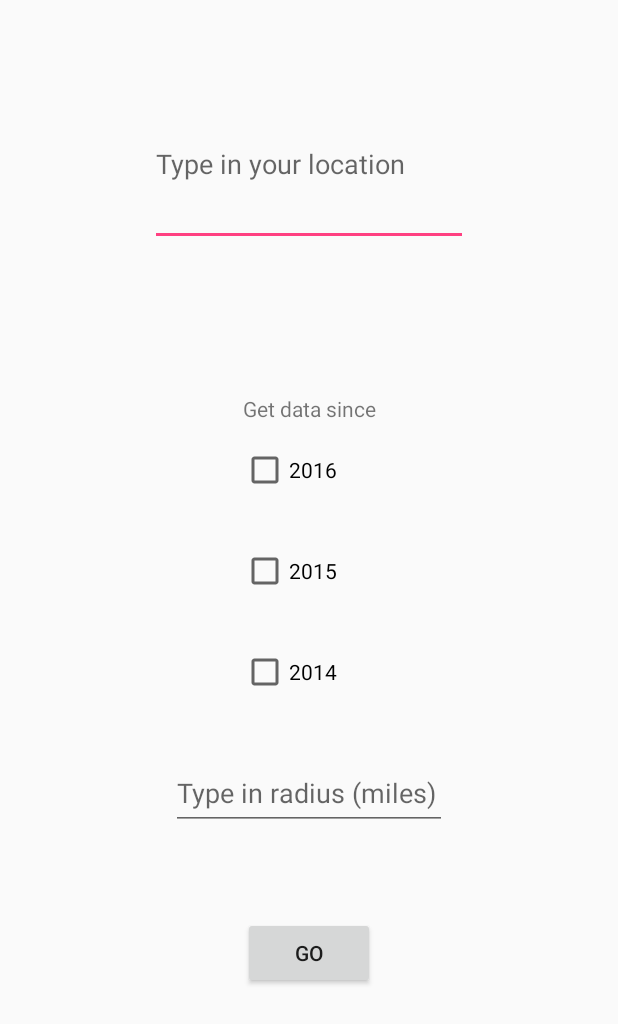
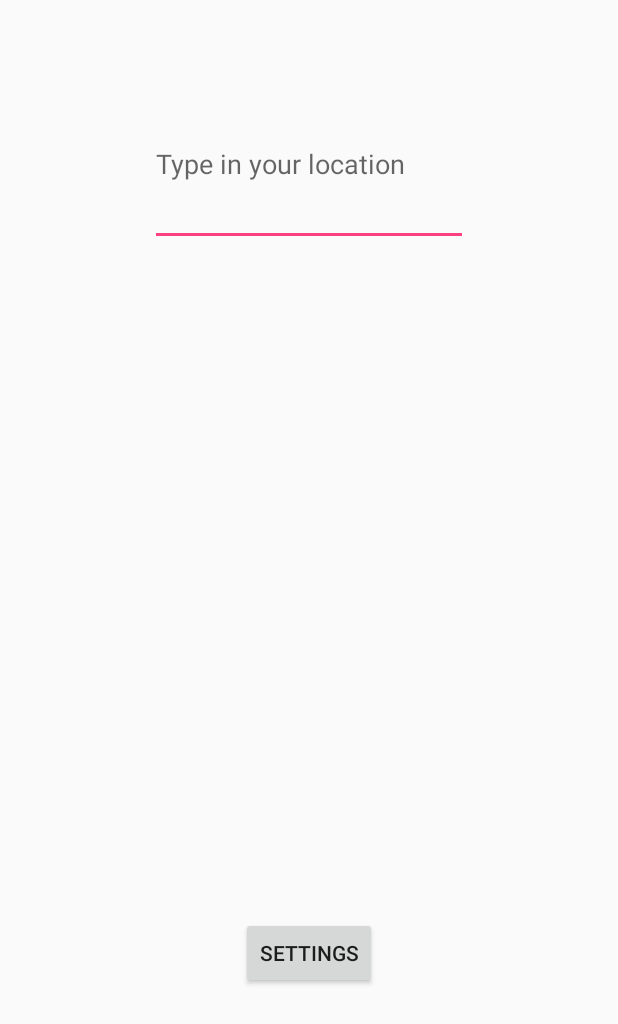
Before and after one commit to joe-spall/Lighthouse-Android, an Android app: the screen it shows after launch (MainActivity), on a phone screen of 412 x 824 dp. Shown: the top 1024 px of the screen. Run offline under Robolectric (Android 15) with nearby library versions, the phone set to English and light mode, and no system bars; libraries missing offline, so code that uses them is left out: com.mapbox.mapboxsdk.

Commit message:
What have I done
*Attempted to add preference page
*Attempted to create custom slide bar preference for crime radius
*Added a cutey settings button
*Added a preference xml sheet

```diff
--- a/SafeSpot/app/build.gradle
+++ b/SafeSpot/app/build.gradle
@@ -28,6 +28,7 @@ dependencies {
     androidTestCompile('com.android.support.test.espresso:espresso-core:2.2.2', {
         exclude group: 'com.android.support', module: 'support-annotations'
     })
+    compile 'com.android.support:preference-v7:23.4.0'
     compile 'com.android.support:appcompat-v7:25.3.1'
     compile 'com.android.support.constraint:constraint-layout:1.0.2'
     compile('com.mapbox.mapboxsdk:mapbox-android-sdk:5.0.2@aar') {
--- a/SafeSpot/app/src/main/java/com/example/michaelaki/safespot/MainActivity.java
+++ b/SafeSpot/app/src/main/java/com/example/michaelaki/safespot/MainActivity.java
@@ -57,7 +57,6 @@ public class MainActivity extends Activity implements OnItemClickListener, OnCli
     private static ArrayList<String> latlong = new ArrayList();
     private double latitude,longitude;
     //TODO make a dropdown instead of checkbox
-    private CheckBox check2014,check2015, check2016;
     private static int year;
     private boolean done = false;
     private double danger;
@@ -72,11 +71,9 @@ public class MainActivity extends Activity implements OnItemClickListener, OnCli
         super.onCreate(savedInstanceState);
         setContentView(R.layout.activity_main);
         autoCompView = (AutoCompleteTextView) findViewById(R.id.autoCompleteTextView);
-        Button start = (Button) findViewById(R.id.button);
-        start.setOnClickListener(this);
-        check2015 = (CheckBox) findViewById(R.id.checkBox);
-        check2014 = (CheckBox) findViewById(R.id.checkBox2);
-        check2016 = (CheckBox) findViewById(R.id.checkBox3);
+        Button settings = (Button) findViewById(R.id.settings);
+        settings.setOnClickListener(this);
+
         autoCompView.setAdapter(new GooglePlacesAutocompleteAdapter(this, R.layout.list_item));
         autoCompView.setOnItemClickListener(this);
 
@@ -91,14 +88,13 @@ public class MainActivity extends Activity implements OnItemClickListener, OnCli
 
     @Override
     public void onClick(View v) {
-        if (v.getId() == R.id.button) {
-            if (check2014.isChecked()) {
-                year = 2014;
-            } else if (check2015.isChecked()) {
-                year = 2015;
-            } else {
-                year = 2016;
-            }
+
+
+
+        if (v.getId() == R.id.settings) {
+            setContentView(R.layout.preferences);
+
+         /*
             EditText radiusFinder = (EditText) findViewById(R.id.editText);
             radius = Double.parseDouble(radiusFinder.getText().toString());
             Thread thread = new Thread(new Runnable() {
@@ -141,6 +137,7 @@ public class MainActivity extends Activity implements OnItemClickListener, OnCli
             }
             setContentView(R.layout.scores);
             DecimalFormat df = new DecimalFormat("####0.00");
+            */
         }
     }
 
--- a/SafeSpot/app/src/main/res/layout/activity_main.xml
+++ b/SafeSpot/app/src/main/res/layout/activity_main.xml
@@ -7,18 +7,18 @@
     tools:context="com.example.michaelaki.safespot.MainActivity">
 
     <Button
-        android:id="@+id/button"
+        android:id="@+id/settings"
         android:layout_width="wrap_content"
         android:layout_height="wrap_content"
-        android:text="Go"
+        android:layout_marginBottom="8dp"
+        android:layout_marginLeft="8dp"
         android:layout_marginRight="8dp"
+        android:layout_marginTop="8dp"
+        android:text="Settings"
+        app:layout_constraintBottom_toBottomOf="parent"
+        app:layout_constraintLeft_toLeftOf="parent"
         app:layout_constraintRight_toRightOf="parent"
-        android:layout_marginLeft="8dp"
-        app:layout_constraintLeft_toLeftOf="parent"
-        app:layout_constraintBottom_toBottomOf="parent"
-        android:layout_marginBottom="8dp"
         app:layout_constraintTop_toTopOf="parent"
-        android:layout_marginTop="8dp"
         app:layout_constraintVertical_bias="0.794" />
 
     <AutoCompleteTextView
@@ -37,84 +37,6 @@
         app:layout_constraintTop_toTopOf="parent"
         app:layout_constraintVertical_bias="0.067" />
 
-    <TextView
-        android:id="@+id/textView"
-        android:layout_width="wrap_content"
-        android:layout_height="wrap_content"
-        android:layout_marginBottom="8dp"
-        android:layout_marginLeft="8dp"
-        android:layout_marginRight="8dp"
-        android:layout_marginTop="8dp"
-        android:text="Get data since"
-        app:layout_constraintBottom_toTopOf="@+id/button"
-        app:layout_constraintLeft_toLeftOf="parent"
-        app:layout_constraintRight_toRightOf="parent"
-        app:layout_constraintTop_toTopOf="parent"
-        app:layout_constraintVertical_bias="0.442" />
 
-    <CheckBox
-        android:id="@+id/checkBox"
-        android:layout_width="wrap_content"
-        android:layout_height="wrap_content"
-        android:text="2015"
-        android:layout_marginRight="8dp"
-        app:layout_constraintRight_toRightOf="parent"
-        android:layout_marginLeft="8dp"
-        app:layout_constraintLeft_toLeftOf="parent"
-        app:layout_constraintBottom_toBottomOf="parent"
-        android:layout_marginBottom="8dp"
-        app:layout_constraintTop_toTopOf="parent"
-        android:layout_marginTop="8dp"
-        app:layout_constraintVertical_bias="0.46"
-        app:layout_constraintHorizontal_bias="0.46" />
-
-    <CheckBox
-        android:id="@+id/checkBox2"
-        android:layout_width="wrap_content"
-        android:layout_height="wrap_content"
-        android:text="2014"
-        android:layout_marginRight="8dp"
-        app:layout_constraintRight_toRightOf="parent"
-        android:layout_marginLeft="8dp"
-        app:layout_constraintLeft_toLeftOf="parent"
-        app:layout_constraintTop_toTopOf="parent"
-        android:layout_marginTop="8dp"
-        app:layout_constraintBottom_toBottomOf="parent"
-        android:layout_marginBottom="8dp"
-        app:layout_constraintHorizontal_bias="0.46"
-        app:layout_constraintVertical_bias="0.546" />
-
-    <EditText
-        android:id="@+id/editText"
-        android:layout_width="184dp"
-        android:layout_height="49dp"
-        android:ems="10"
-        android:inputType="textPersonName"
-        android:hint="Type in radius (miles)"
-        android:layout_marginRight="8dp"
-        app:layout_constraintRight_toRightOf="parent"
-        android:layout_marginLeft="8dp"
-        app:layout_constraintLeft_toLeftOf="parent"
-        app:layout_constraintBottom_toBottomOf="parent"
-        android:layout_marginBottom="8dp"
-        app:layout_constraintTop_toTopOf="parent"
-        android:layout_marginTop="8dp"
-        app:layout_constraintVertical_bias="0.654" />
-
-    <CheckBox
-        android:id="@+id/checkBox3"
-        android:layout_width="wrap_content"
-        android:layout_height="wrap_content"
-        android:layout_marginBottom="8dp"
-        android:layout_marginLeft="8dp"
-        android:layout_marginRight="8dp"
-        android:layout_marginTop="8dp"
-        android:text="2016"
-        app:layout_constraintBottom_toBottomOf="parent"
-        app:layout_constraintLeft_toLeftOf="parent"
-        app:layout_constraintRight_toRightOf="parent"
-        app:layout_constraintTop_toTopOf="parent"
-        app:layout_constraintVertical_bias="0.373"
-        app:layout_constraintHorizontal_bias="0.46" />
 
 </android.support.constraint.ConstraintLayout>
--- a/SafeSpot/app/src/main/res/layout/preferences.xml
+++ b/SafeSpot/app/src/main/res/layout/preferences.xml
@@ -2,4 +2,5 @@
 <PreferenceScreen xmlns:android="http://schemas.android.com/apk/res/android"
     android:layout_width="match_parent" android:layout_height="match_parent">
 
+
 </PreferenceScreen>
--- /dev/null
+++ b/SafeSpot/app/src/main/res/values/preference_keys.xml
@@ -0,0 +1,4 @@
+<?xml version="1.0" encoding="utf-8"?>
+<resources>
+    <string name="pref_pref1" translatable="false">pref_pref1</string>
+</resources>
--- a/SafeSpot/app/src/main/res/values/strings.xml
+++ b/SafeSpot/app/src/main/res/values/strings.xml
@@ -1,3 +1,7 @@
 <resources>
     <string name="app_name">SafeSpot</string>
+
+    <string name="pref_catg_1">Lighthouse</string>
+    <string name="pref_dist_sum">Controls the crime search radius</string>
+    <string name="pref_dist_title">Controls the crime search radius</string>
 </resources>
--- a/SafeSpot/app/src/main/res/values/styles.xml
+++ b/SafeSpot/app/src/main/res/values/styles.xml
@@ -6,6 +6,7 @@
         <item name="colorPrimary">@color/colorPrimary</item>
         <item name="colorPrimaryDark">@color/colorPrimaryDark</item>
         <item name="colorAccent">@color/colorAccent</item>
+        <item name="preferenceTheme">@style/PreferenceThemeOverlay</item>
     </style>
 
 </resources>
```
Also changed, not shown: SafeSpot/app/src/main/java/com/example/michaelaki/safespot/DistancePreference.java (+74 -49 lines), SafeSpot/app/src/main/java/com/example/michaelaki/safespot/SettingsFragment.java (added, +17 -0 lines), SafeSpot/app/src/main/res/layout/distance_pref.xml (added, +27 -0 lines), SafeSpot/app/src/main/res/xml/app_preferences.xml (added, +17 -0 lines), SafeSpot/app/src/main/res/drawable-hdpi/ic_setting.png (added), SafeSpot/app/src/main/res/drawable-mdpi/ic_setting.png (added), SafeSpot/app/src/main/res/drawable-xhdpi/ic_setting.png (added), SafeSpot/app/src/main/res/drawable-xxhdpi/ic_setting.png (added).
